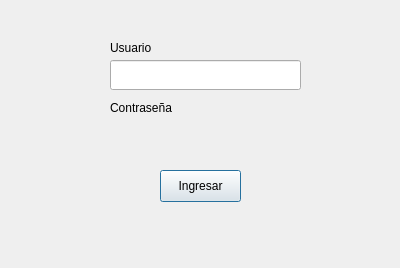
This is inicioSesion.ui in ErickSanat/POS-PythonQt as Qt 5 draws it before an edit. The edited form follows.
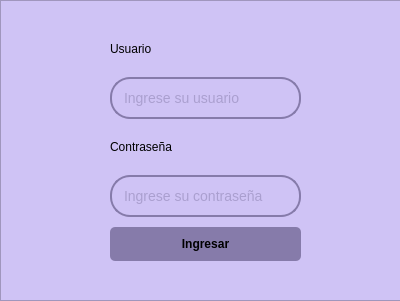
This is the edited form. Custom widgets are drawn as their Qt base class.

The edit to the form file:
```diff
--- a/inicioSesion.ui
+++ b/inicioSesion.ui
@@ -7,7 +7,7 @@
     <x>0</x>
     <y>0</y>
     <width>400</width>
-    <height>268</height>
+    <height>301</height>
    </rect>
   </property>
   <property name="windowTitle">
@@ -16,78 +16,137 @@
   <property name="autoFillBackground">
    <bool>false</bool>
   </property>
-  <widget class="QPushButton" name="pushButton">
+  <widget class="QFrame" name="frame">
    <property name="geometry">
     <rect>
-     <x>160</x>
-     <y>170</y>
-     <width>81</width>
-     <height>32</height>
+     <x>0</x>
+     <y>0</y>
+     <width>401</width>
+     <height>301</height>
     </rect>
    </property>
-   <property name="text">
-    <string>Ingresar</string>
+   <property name="sizePolicy">
+    <sizepolicy hsizetype="Expanding" vsizetype="Expanding">
+     <horstretch>0</horstretch>
+     <verstretch>0</verstretch>
+    </sizepolicy>
    </property>
-  </widget>
-  <widget class="KPasswordLineEdit" name="password">
-   <property name="geometry">
-    <rect>
-     <x>110</x>
-     <y>120</y>
-     <width>191</width>
-     <height>30</height>
-    </rect>
+   <property name="styleSheet">
+    <string notr="true">background-color: rgb(207, 195, 245);</string>
    </property>
-  </widget>
-  <widget class="KLineEdit" name="klineedit">
-   <property name="geometry">
-    <rect>
-     <x>110</x>
-     <y>60</y>
-     <width>191</width>
-     <height>30</height>
-    </rect>
+   <property name="frameShape">
+    <enum>QFrame::StyledPanel</enum>
    </property>
-  </widget>
-  <widget class="QLabel" name="label">
-   <property name="geometry">
-    <rect>
-     <x>110</x>
-     <y>40</y>
-     <width>52</width>
-     <height>15</height>
-    </rect>
+   <property name="frameShadow">
+    <enum>QFrame::Raised</enum>
    </property>
-   <property name="text">
-    <string>Usuario</string>
-   </property>
-  </widget>
-  <widget class="QLabel" name="label_2">
-   <property name="geometry">
-    <rect>
-     <x>110</x>
-     <y>100</y>
-     <width>71</width>
-     <height>16</height>
-    </rect>
-   </property>
-   <property name="text">
-    <string>Contraseña</string>
-   </property>
+   <widget class="QWidget" name="verticalLayoutWidget">
+    <property name="geometry">
+     <rect>
+      <x>100</x>
+      <y>20</y>
+      <width>211</width>
+      <height>251</height>
+     </rect>
+    </property>
+    <layout class="QVBoxLayout" name="verticalLayout">
+     <property name="spacing">
+      <number>10</number>
+     </property>
+     <property name="leftMargin">
+      <number>10</number>
+     </property>
+     <property name="topMargin">
+      <number>10</number>
+     </property>
+     <property name="rightMargin">
+      <number>10</number>
+     </property>
+     <property name="bottomMargin">
+      <number>10</number>
+     </property>
+     <item>
+      <widget class="QLabel" name="label">
+       <property name="styleSheet">
+        <string notr="true">color: rgb(0, 0, 0);</string>
+       </property>
+       <property name="text">
+        <string>Usuario</string>
+       </property>
+      </widget>
+     </item>
+     <item>
+      <widget class="QLineEdit" name="user_input">
+       <property name="styleSheet">
+        <string notr="true">QLineEdit {
+    padding: 10px;
+    border: 2px solid #867BAA;
+    border-radius: 20px;
+    font-size: 14px;
+	color: rgb(134, 123, 170);
+}</string>
+       </property>
+       <property name="text">
+        <string/>
+       </property>
+       <property name="placeholderText">
+        <string>Ingrese su usuario</string>
+       </property>
+      </widget>
+     </item>
+     <item>
+      <widget class="QLabel" name="label_2">
+       <property name="styleSheet">
+        <string notr="true">color: rgb(0, 0, 0);</string>
+       </property>
+       <property name="text">
+        <string>Contraseña</string>
+       </property>
+      </widget>
+     </item>
+     <item>
+      <widget class="QLineEdit" name="password_input">
+       <property name="styleSheet">
+        <string notr="true">QLineEdit {
+    padding: 10px;
+    border: 2px solid #867BAA;
+    border-radius: 20px;
+    font-size: 14px;
+	color: rgb(134, 123, 170);
+}</string>
+       </property>
+       <property name="echoMode">
+        <enum>QLineEdit::Password</enum>
+       </property>
+       <property name="placeholderText">
+        <string>Ingrese su contraseña</string>
+       </property>
+      </widget>
+     </item>
+     <item>
+      <widget class="QPushButton" name="payButton_5">
+       <property name="styleSheet">
+        <string notr="true">QPushButton {
+    background-color: #867BAA;
+    color: black;
+    padding: 10px;
+    border: none;
+    border-radius: 5px;
+    font-weight: bold;
+}
+QPushButton:hover {
+    background-color: #BDB1E2;
+}</string>
+       </property>
+       <property name="text">
+        <string>Ingresar</string>
+       </property>
+      </widget>
+     </item>
+    </layout>
+   </widget>
   </widget>
  </widget>
- <customwidgets>
-  <customwidget>
-   <class>KLineEdit</class>
-   <extends>QLineEdit</extends>
-   <header>klineedit.h</header>
-  </customwidget>
-  <customwidget>
-   <class>KPasswordLineEdit</class>
-   <extends>QWidget</extends>
-   <header>kpasswordlineedit.h</header>
-  </customwidget>
- </customwidgets>
  <resources/>
  <connections/>
 </ui>
```
